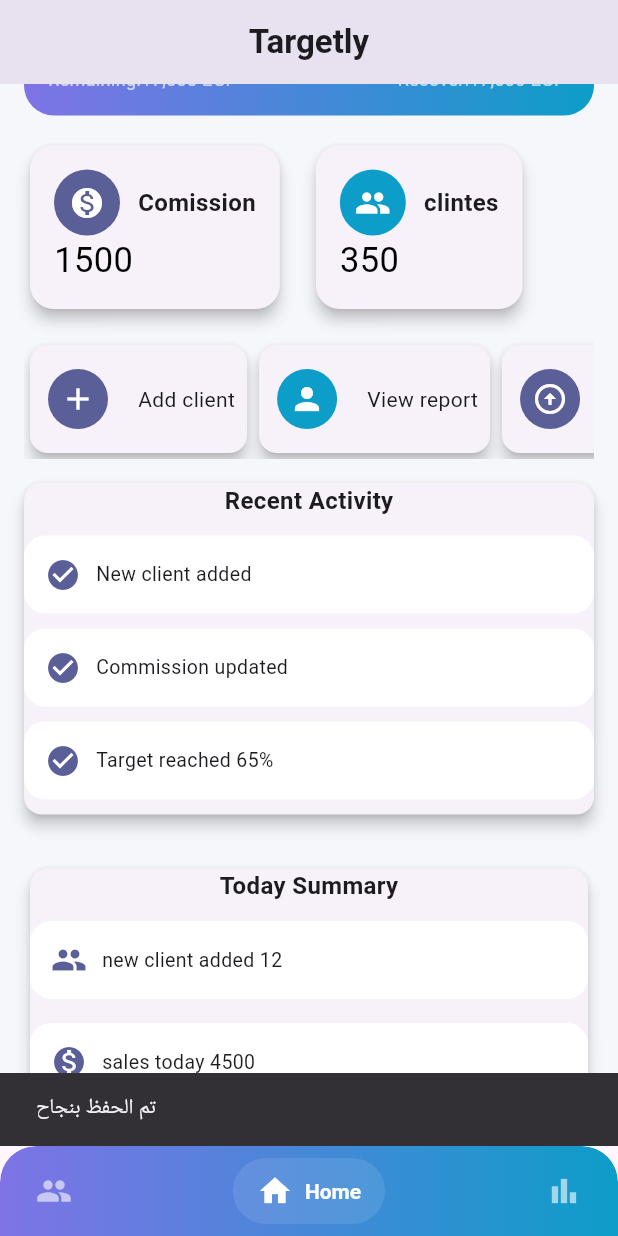
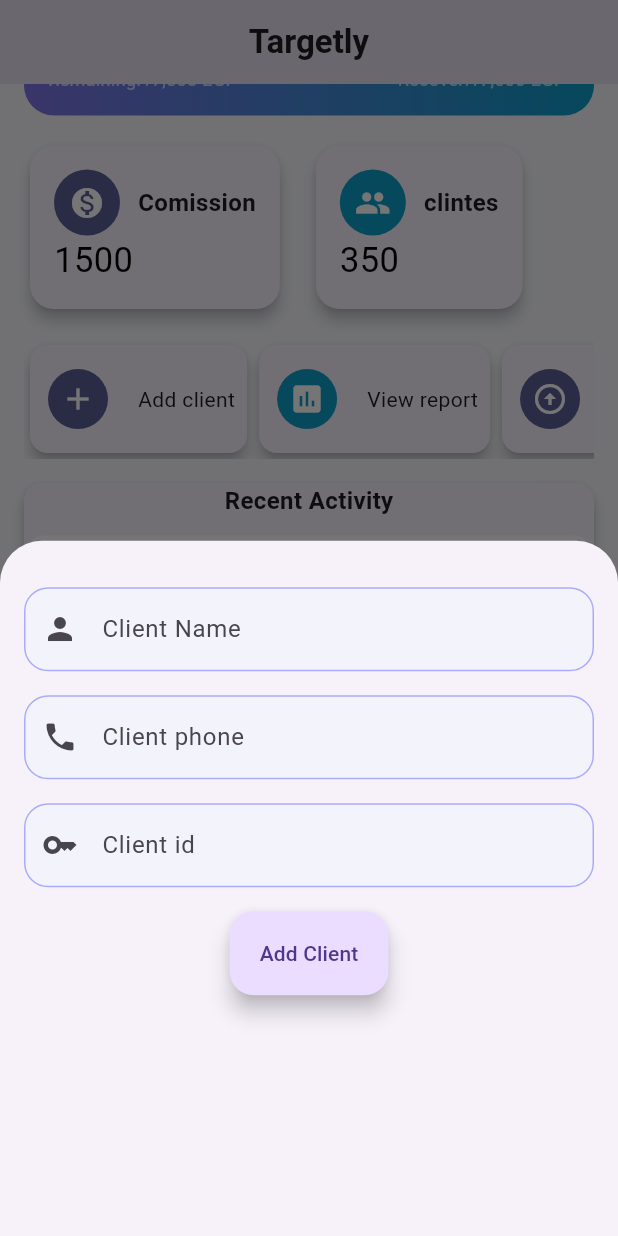
Before and after one commit to Abdallahmusa310/Targetly, a Flutter app: the screen it shows once a user with an empty profile is signed in, scrolled down 270 dp, after a tap on the "add" icon, on a phone screen of 412 x 824 dp. Run offline on Flutter 3.47's test engine with Material 3 defaults, Android fonts, the phone set to English and light mode, and no system bars; drawn by our look-alikes of salomon_bottom_bar; our stand-ins replace animated_splash_screen, firebase_auth, firebase_core, flutter_slidable, font_awesome_flutter, lottie; accounts and stored records are empty.

Commit message:
Added validation for the target sheet Added validation for the client sheet

```diff
--- a/lib/ui/screens/clintes_screen/widgets/clinet_sheet.dart
+++ b/lib/ui/screens/clintes_screen/widgets/clinet_sheet.dart
@@ -7,7 +7,9 @@ class ClinetSheet extends StatelessWidget {
 
   @override
   Widget build(BuildContext context) {
-    return Column(
+    final GlobalKey<FormState> formKey = GlobalKey<FormState>();
+    return Form(
+      child: Column(
         children: [
           Padding(
             padding: const EdgeInsets.all(16),
@@ -16,25 +18,47 @@ class ClinetSheet extends StatelessWidget {
                 children: [
                   const SizedBox(height: 15),
                   SharedTextFeild(
+                    validator: (name) {
+                      if (name == null || name.isEmpty) {
+                        return "Enter your email";
+                      }
+                      return null;
+                    },
                     obscureText: false,
                     hintText: 'Client Name',
                     prefixIcon: Icon(Icons.person),
                   ),
                   SizedBox(height: 16),
                   SharedTextFeild(
+                    validator: (clinetphone) {
+                      if (clinetphone == null || clinetphone.isEmpty) {
+                        return 'Enter client phone';
+                      }
+                      return null;
+                    },
                     obscureText: false,
                     hintText: 'Client phone',
                     prefixIcon: Icon(Icons.phone),
                   ),
                   SizedBox(height: 16),
                   SharedTextFeild(
+                    validator: (clinetid) {
+                      if (clinetid == null || clinetid.isEmpty) {
+                        return 'Enter client phone';
+                      }
+                      return null;
+                    },
                     obscureText: false,
                     hintText: 'Client id',
                     prefixIcon: Icon(Icons.key),
                   ),
                   SizedBox(height: 16),
                   SharedFloatingActionButton(
-                  onPressed: () {},
+                    onPressed: () {
+                      if (formKey.currentState!.validate()) {
+                        Navigator.pop(context);
+                      }
+                    },
                     lable: Text('Add Client'),
                   ),
                 ],
@@ -42,6 +66,7 @@ class ClinetSheet extends StatelessWidget {
             ),
           ),
         ],
+      ),
     );
   }
 }
--- a/lib/ui/screens/home_screen/widgets/quick_action_card.dart
+++ b/lib/ui/screens/home_screen/widgets/quick_action_card.dart
@@ -6,11 +6,13 @@ class QuickActionCard extends StatelessWidget {
     required this.iconcard,
     required this.textcard,
     required this.iconcolor,
+    required this.ontap,
   });
 
   final Widget iconcard;
   final String textcard;
   final Color iconcolor;
+  final void Function() ontap;
 
   @override
   Widget build(BuildContext context) {
@@ -24,17 +26,7 @@ class QuickActionCard extends StatelessWidget {
             child: CircleAvatar(
               radius: 20,
               backgroundColor: iconcolor,
-              child: IconButton(
-                onPressed: () {
-                  ScaffoldMessenger.of(context).showSnackBar(
-                    SnackBar(
-                      content: Text('تم الحفظ بنجاح'),
-                      duration: Duration(seconds: 2),
-                    ),
-                  );
-                },
-                icon: iconcard,
-              ),
+              child: IconButton(onPressed: ontap, icon: iconcard),
             ),
           ),
 
--- a/lib/ui/screens/home_screen/widgets/quick_ation_list.dart
+++ b/lib/ui/screens/home_screen/widgets/quick_ation_list.dart
@@ -1,5 +1,7 @@
 import 'package:flutter/material.dart';
+import 'package:targetly/ui/screens/clintes_screen/widgets/clinet_sheet.dart';
 import 'package:targetly/ui/screens/home_screen/widgets/quick_action_card.dart';
+import 'package:targetly/ui/screens/home_screen/widgets/target_sheet.dart';
 
 class QuickAtionList extends StatelessWidget {
   const QuickAtionList({super.key});
@@ -13,16 +15,35 @@ class QuickAtionList extends StatelessWidget {
         scrollDirection: Axis.horizontal,
         children: [
           QuickActionCard(
+            ontap: () {
+              showModalBottomSheet(
+                context: context,
+                builder: (context) {
+                  return const ClinetSheet();
+                },
+              );
+            },
             textcard: 'Add client',
             iconcard: Icon(Icons.add, color: Colors.white),
             iconcolor: Color(0xFF5B5F97),
           ),
           QuickActionCard(
+            ontap: () {
+              Navigator.pushNamed(context, '/reports');
+            },
             textcard: 'View report',
-            iconcard: Icon(Icons.person, color: Colors.white),
+            iconcard: Icon(Icons.assessment, color: Colors.white),
             iconcolor: Color.fromARGB(255, 13, 157, 201),
           ),
           QuickActionCard(
+            ontap: () {
+              showModalBottomSheet(
+                context: context,
+                builder: (context) {
+                  return const TargetSheet();
+                },
+              );
+            },
             textcard: 'update target',
             iconcard: Icon(Icons.arrow_circle_up, color: Colors.white),
             iconcolor: Color(0xFF5B5F97),
--- a/lib/ui/shared/text_field.dart
+++ b/lib/ui/shared/text_field.dart
@@ -37,7 +37,10 @@ class SharedTextFeild extends StatelessWidget {
 
         enabledBorder: OutlineInputBorder(
           borderRadius: BorderRadius.circular(16),
-          borderSide: BorderSide(color: Color(0xffF3F3FC), width: 1),
+          borderSide: BorderSide(
+            color: Color.fromARGB(255, 171, 171, 253),
+            width: 1,
+          ),
         ),
 
         focusedBorder: OutlineInputBorder(
```
Also changed, not shown: lib/ui/screens/home_screen/widgets/target_sheet.dart (added, +58 -0 lines). Lines whose indentation alone changed are shown as unchanged.
